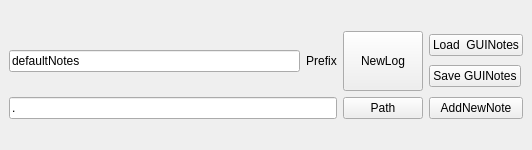
Old version of the form code/sawNoteRecorderQtWidget.ui in the repository jhu-saw/sawOpenAL.
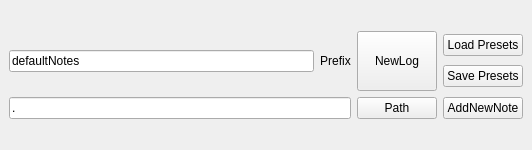
New version of the form. Icons and pictures are not drawn.

Commit message: trunk-saw : openal - renamed gui labels for clarity. AudioPlayer - added RGB swapper

The edit to the form file:
```diff
--- a/code/sawNoteRecorderQtWidget.ui
+++ b/code/sawNoteRecorderQtWidget.ui
@@ -131,7 +131,7 @@
             <item row="0" column="0">
              <widget class="QPushButton" name="LoadNotesButton">
               <property name="text">
-               <string>Load  GUINotes</string>
+               <string>Load Presets</string>
               </property>
              </widget>
             </item>
@@ -144,7 +144,7 @@
                </sizepolicy>
               </property>
               <property name="text">
-               <string>Save GUINotes</string>
+               <string>Save Presets</string>
               </property>
              </widget>
             </item>
```
The commit also changes 2 other files.
